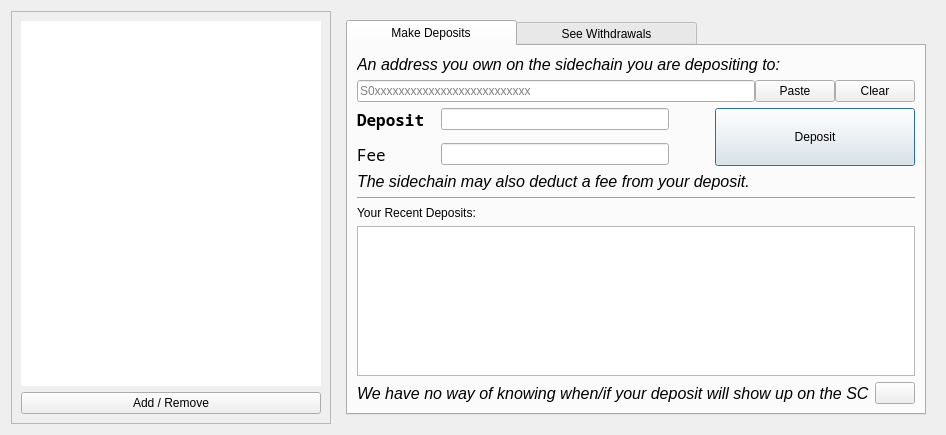
Qt form src/qt/forms/sidechainpage.ui (torkelrogstad/mainchain) before a commit.
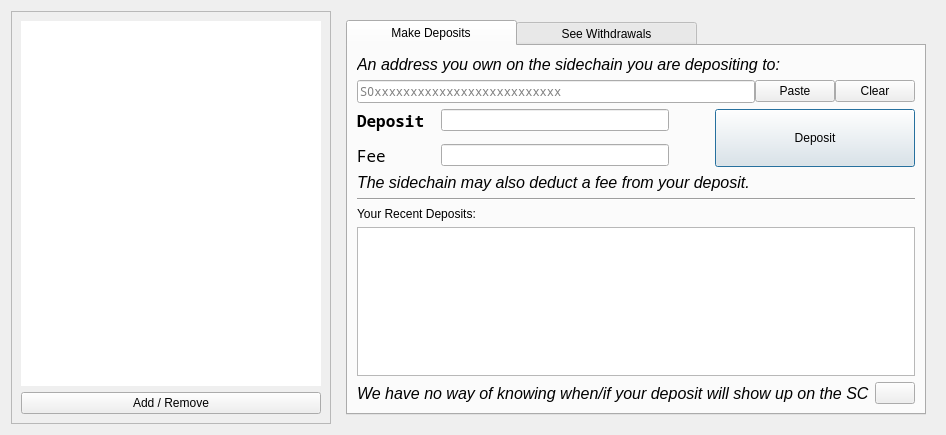
The same form after that commit. Icons and pictures are not drawn. Custom widgets are drawn as their Qt base class.

Commit message: Update deposit address font

```diff
--- a/src/qt/forms/sidechainpage.ui
+++ b/src/qt/forms/sidechainpage.ui
@@ -201,6 +201,11 @@
                </property>
                <item>
                 <widget class="QValidatedLineEdit" name="payTo">
+                 <property name="font">
+                  <font>
+                   <family>Noto Mono</family>
+                  </font>
+                 </property>
                  <property name="toolTip">
                   <string>The DriveNet address to send the payment to</string>
                  </property>
```
